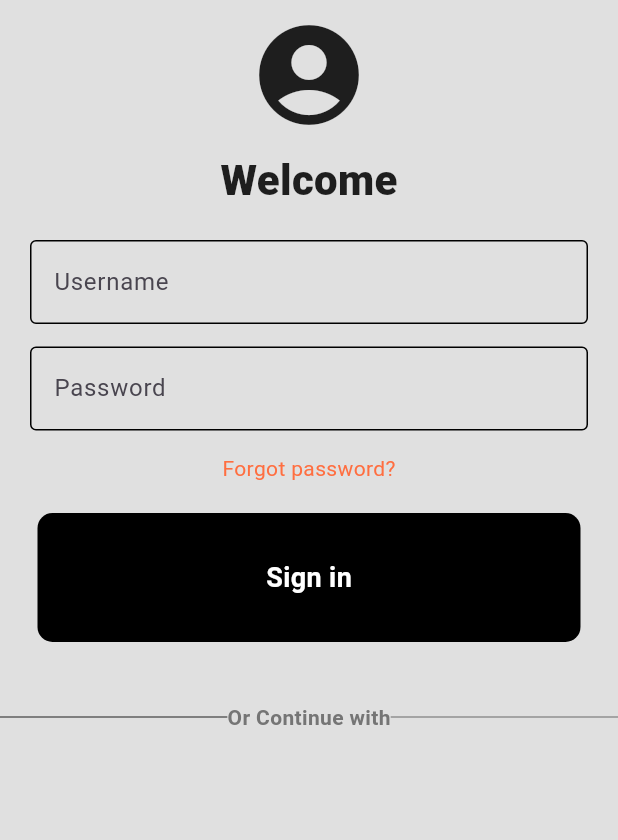
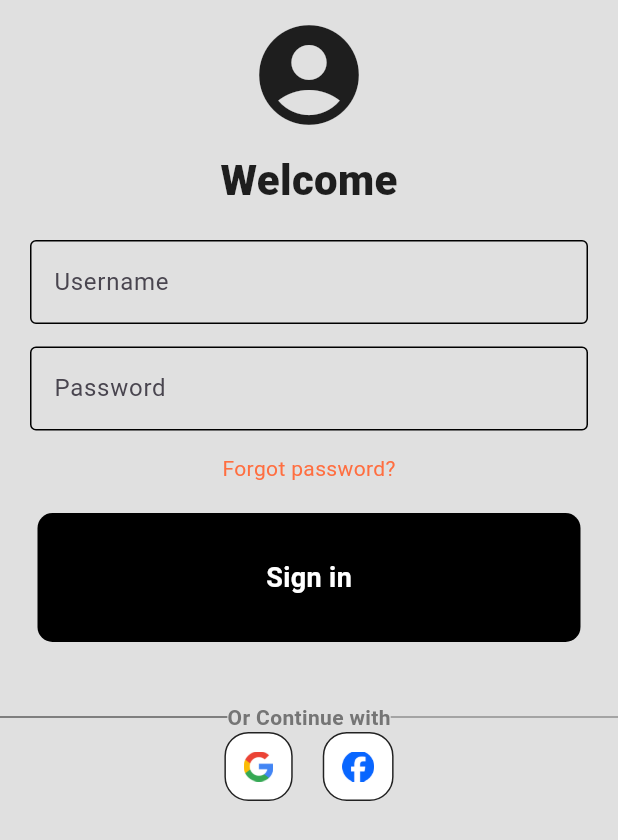
Before and after one commit to Priyom-17/EmergencyAPP, a Flutter app: the screen it shows after launch, on a phone screen of 412 x 824 dp. Shown: the top 840 px of the screen. Run offline on Flutter 3.47's test engine with Material 3 defaults, Android fonts, the phone set to English and light mode, and no system bars.

Commit message:
other sign in options

```diff
--- a/lib/comp/square_tile.dart
+++ b/lib/comp/square_tile.dart
@@ -1,10 +1,26 @@
 import 'package:flutter/material.dart';
 
 class SquareTile extends StatelessWidget {
-  const SquareTile({super.key});
+  final String imagepath;
+  const SquareTile({
+    super.key,
+    required this.imagepath,
+    });
 
   @override
   Widget build(BuildContext context) {
-    return const Placeholder();
+    return Container(
+      padding: EdgeInsets.all(12),
+      decoration: BoxDecoration(
+        border: Border.all(color: Colors.black87),
+        borderRadius: BorderRadius.circular(16),
+        color: Colors.white,
+        ),
+
+      child: Image.asset(
+        imagepath,
+        height: 20,
+      ),
+    );
   }
 }
--- a/lib/login.dart
+++ b/lib/login.dart
@@ -1,6 +1,9 @@
 import 'package:emergency_app/comp/my_button.dart';
 import 'package:emergency_app/comp/my_textfield.dart';
+import 'package:emergency_app/comp/square_tile.dart';
 import 'package:flutter/material.dart';
+
+
 
 class LoginPage extends StatelessWidget {
    LoginPage({super.key});
@@ -93,6 +96,20 @@ class LoginPage extends StatelessWidget {
                         ),
                   ],
                 ),
+                //google and apple image
+                Row(
+                  mainAxisAlignment: MainAxisAlignment.center,
+                  children: const [
+                    //google button
+                    SquareTile(imagepath: 'images/google.png'),
+
+                    SizedBox(width: 20),
+
+                    //apple image
+                    SquareTile(imagepath: 'images/facebook.png'),
+                  ],
+                ),
+
 
             ]
             ),
```
